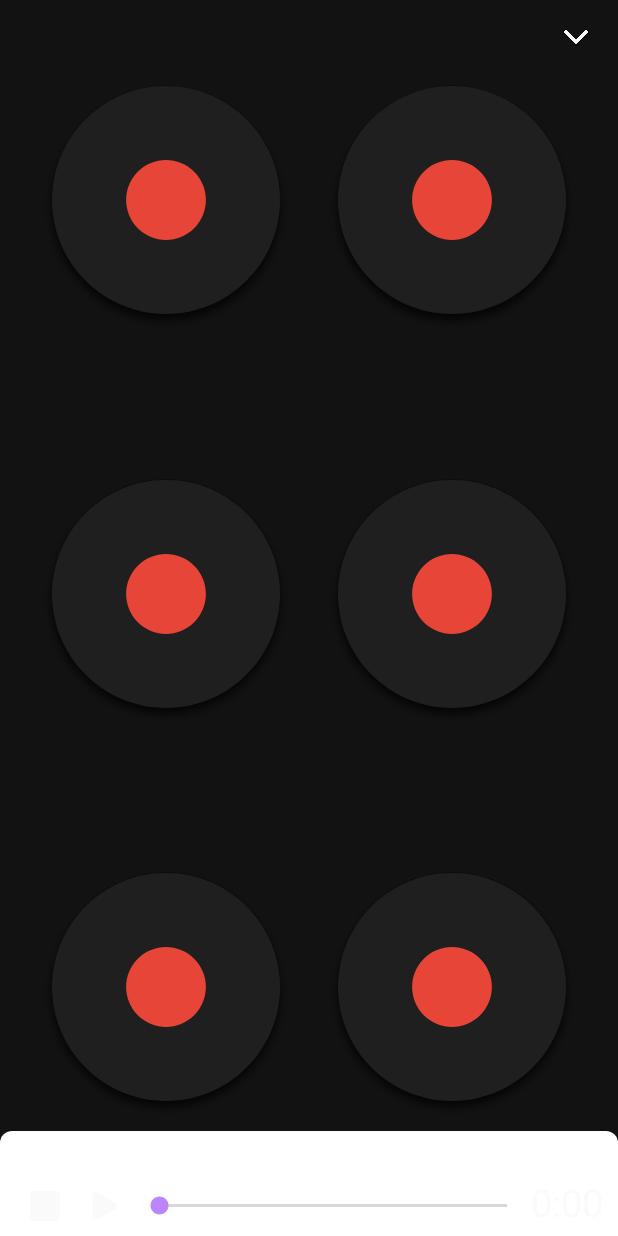
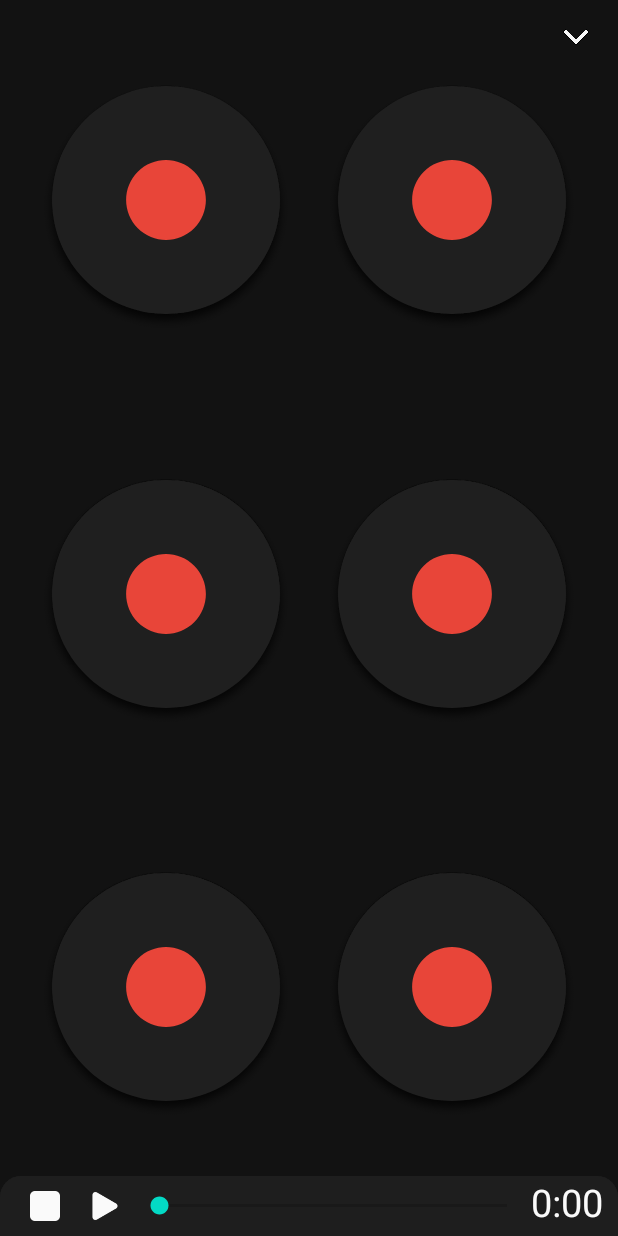
Before and after one commit to aifsbei/loopit, an Android app: the layout fragment_tab1.xml on its own in the app's theme, with its tools: preview values and no code run, on a phone screen of 412 x 824 dp. Run offline under Robolectric (Android 15) with nearby library versions, the phone set to English and light mode, and no system bars; plain views replace ExpandablePanelView.

Commit message:
Bottom media menu added

```diff
--- /dev/null
+++ b/app/src/main/res/drawable/bottom_media_bg.xml
@@ -0,0 +1,9 @@
+<?xml version="1.0" encoding="utf-8"?>
+<selector xmlns:android="http://schemas.android.com/apk/res/android">
+    <item>
+        <shape>
+            <solid android:color="@color/colorPrimary"/>
+            <corners android:topLeftRadius="14dp" android:topRightRadius="14dp"/>
+        </shape>
+    </item>
+</selector>
--- a/app/src/main/res/layout/activity_main.xml
+++ b/app/src/main/res/layout/activity_main.xml
@@ -14,6 +14,7 @@
         android:layout_width="match_parent"
         android:layout_height="wrap_content"
         android:id="@+id/toolbar"
+        android:elevation="8dp"
         android:background="@color/colorPrimary"
         android:minHeight="?attr/actionBarSize"
         android:theme="@style/ThemeOverlay.AppCompat.Dark.ActionBar"
@@ -28,21 +29,18 @@
     </androidx.appcompat.widget.Toolbar>
 
     <com.google.android.material.tabs.TabLayout
+        android:id="@+id/tablayout"
         android:layout_width="match_parent"
         android:layout_height="?attr/actionBarSize"
-        android:id="@+id/tablayout"
+        android:background="@color/colorPrimary"
         android:elevation="8dp"
-        android:padding="8dp"
-        android:background="@color/colorPrimary"
         android:minHeight="?attr/actionBarSize"
-        android:theme="@style/ThemeOverlay.AppCompat.Dark.ActionBar">
+        android:theme="@style/ThemeOverlay.AppCompat.Dark.ActionBar"
+        app:tabSelectedTextColor="@color/colorAccent">
 
     </com.google.android.material.tabs.TabLayout>
 
-    <View
-        android:layout_width="match_parent"
-        android:layout_height="8dp"
-        android:background="@drawable/toolbar_dropshadow" />
+
 
     <com.mr_sarsarabi.library.LockableViewPager
         android:id="@+id/pager"
--- a/app/src/main/res/layout/fragment_tab1.xml
+++ b/app/src/main/res/layout/fragment_tab1.xml
@@ -1,4 +1,8 @@
 <?xml version="1.0" encoding="utf-8"?>
+<androidx.coordinatorlayout.widget.CoordinatorLayout android:layout_height="match_parent"
+    xmlns:android="http://schemas.android.com/apk/res/android"
+    android:layout_width="match_parent">
+
     <RelativeLayout xmlns:android="http://schemas.android.com/apk/res/android"
         xmlns:app="http://schemas.android.com/apk/res-auto"
         xmlns:tools="http://schemas.android.com/tools"
@@ -282,56 +286,16 @@
 
         </com.jorgecastilloprz.expandablepanel.ExpandablePanelView>
 
-    <androidx.coordinatorlayout.widget.CoordinatorLayout
-        android:layout_width="match_parent"
-        android:layout_height="match_parent"
-        android:layout_alignParentBottom="true">
-
-    <include layout="@layout/fragment_audio_list"/>
-    </androidx.coordinatorlayout.widget.CoordinatorLayout>
-
-    <LinearLayout
-        android:layout_width="match_parent"
-        android:layout_height="wrap_content"
-        android:layout_alignParentBottom="true"
-        android:orientation="horizontal"
-        android:id="@+id/bottomll">
 
 
-        <ImageButton
-            android:id="@+id/imageButton2"
-            android:layout_width="40dp"
-            android:layout_height="40dp"
-            android:layout_marginLeft="10dp"
-            android:layout_marginStart="10dp"
-            android:scaleType="fitStart"
-            android:background="@drawable/ic_stop2" />
 
-        <ImageButton
-            android:id="@+id/imageButton"
-            android:layout_width="40dp"
-            android:layout_height="40dp"
-            android:scaleType="fitCenter"
-            android:background="@drawable/ic_play2" />
 
-        <SeekBar
-            android:id="@+id/seekBar"
-            android:layout_width="wrap_content"
-            android:layout_height="match_parent"
-            android:layout_weight="1" />
 
-        <TextView
-            android:id="@+id/timeTextView"
-            android:layout_width="wrap_content"
-            android:layout_height="wrap_content"
-            android:layout_gravity="right"
-            android:layout_marginEnd="10dp"
-            android:layout_marginRight="10dp"
-            android:text="0:00"
-            android:textColor="#FAFAFA"
-            android:textSize="25sp" />
 
-    </LinearLayout>
 
 
     </RelativeLayout>
+
+    <include layout="@layout/player_sheet"></include>
+
+</androidx.coordinatorlayout.widget.CoordinatorLayout>
--- /dev/null
+++ b/app/src/main/res/layout/player_sheet.xml
@@ -0,0 +1,151 @@
+<?xml version="1.0" encoding="utf-8"?>
+
+<LinearLayout android:layout_width="match_parent"
+    xmlns:app="http://schemas.android.com/apk/res-auto"
+    android:layout_height="wrap_content"
+    android:orientation="vertical"
+    android:id="@+id/bottomll"
+    android:background="@drawable/bottom_media_bg"
+    xmlns:android="http://schemas.android.com/apk/res/android"
+    app:layout_behavior="com.google.android.material.bottomsheet.BottomSheetBehavior"
+    app:behavior_hideable = "false"
+    app:behavior_peekHeight = "40dp"
+
+    >
+
+    <LinearLayout android:layout_width="match_parent"
+        android:layout_height="wrap_content"
+        android:orientation="horizontal"
+        android:id="@+id/mp"
+        android:background="@drawable/bottom_media_bg">
+
+
+        <ImageButton
+            android:id="@+id/imageButton2"
+            android:layout_width="40dp"
+            android:layout_height="40dp"
+            android:layout_marginLeft="10dp"
+            android:layout_marginStart="10dp"
+            android:scaleType="fitStart"
+            android:background="@drawable/ic_stop2" />
+
+        <ImageButton
+            android:id="@+id/imageButton"
+            android:layout_width="40dp"
+            android:layout_height="40dp"
+            android:scaleType="fitCenter"
+            android:background="@drawable/ic_play2" />
+
+        <SeekBar
+            android:id="@+id/seekBar"
+            android:layout_width="wrap_content"
+            android:layout_height="match_parent"
+            android:layout_weight="1" />
+
+        <TextView
+            android:id="@+id/timeTextView"
+            android:layout_width="wrap_content"
+            android:layout_height="wrap_content"
+            android:layout_gravity="right"
+            android:layout_marginEnd="10dp"
+            android:layout_marginRight="10dp"
+            android:text="0:00"
+            android:textColor="#FAFAFA"
+            android:textSize="25sp" />
+
+
+    </LinearLayout>
+
+    <LinearLayout android:layout_width="match_parent"
+        android:layout_height="wrap_content"
+        android:orientation="horizontal"
+        android:id="@+id/mp2"
+        android:background="@color/colorPrimary">
+
+
+        <ImageButton
+            android:id="@+id/imageButton22"
+            android:layout_width="40dp"
+            android:layout_height="40dp"
+            android:layout_marginLeft="10dp"
+            android:layout_marginStart="10dp"
+            android:scaleType="fitStart"
+            android:background="@drawable/ic_stop2" />
+
+        <ImageButton
+            android:id="@+id/imageButton222"
+            android:layout_width="40dp"
+            android:layout_height="40dp"
+            android:scaleType="fitCenter"
+            android:background="@drawable/ic_play2" />
+
+        <SeekBar
+            android:id="@+id/seekBar2"
+            android:layout_width="wrap_content"
+            android:layout_height="match_parent"
+            android:layout_weight="1" />
+
+        <TextView
+            android:id="@+id/timeTextView2"
+            android:layout_width="wrap_content"
+            android:layout_height="wrap_content"
+            android:layout_gravity="right"
+            android:layout_marginEnd="10dp"
+            android:layout_marginRight="10dp"
+            android:text="0:00"
+            android:textColor="#FAFAFA"
+            android:textSize="25sp" />
+
+
+    </LinearLayout>
+
+    <LinearLayout android:layout_width="match_parent"
+        android:layout_height="wrap_content"
+        android:orientation="horizontal"
+        android:id="@+id/mp3"
+        android:background="@color/colorPrimary">
+
+
+        <ImageButton
+            android:id="@+id/imageButton23"
+            android:layout_width="40dp"
+            android:layout_height="40dp"
+            android:layout_marginLeft="10dp"
+            android:layout_marginStart="10dp"
+            android:scaleType="fitStart"
+            android:background="@drawable/ic_stop2" />
+
+        <ImageButton
+            android:id="@+id/imageButton333"
+            android:layout_width="40dp"
+            android:layout_height="40dp"
+            android:scaleType="fitCenter"
+            android:background="@drawable/ic_play2" />
+
+        <SeekBar
+            android:id="@+id/seekBar3"
+            android:layout_width="wrap_content"
+            android:layout_height="match_parent"
+            android:layout_weight="1" />
+
+        <TextView
+            android:id="@+id/timeTextView3"
+            android:layout_width="wrap_content"
+            android:layout_height="wrap_content"
+            android:layout_gravity="right"
+            android:layout_marginEnd="10dp"
+            android:layout_marginRight="10dp"
+            android:text="0:00"
+            android:textColor="#FAFAFA"
+            android:textSize="25sp" />
+
+
+    </LinearLayout>
+
+
+    <androidx.recyclerview.widget.RecyclerView
+        android:id="@+id/audio_list_view"
+        android:layout_width="match_parent"
+        android:layout_height="match_parent"/>
+
+</LinearLayout>
--- a/app/src/main/res/values/colors.xml
+++ b/app/src/main/res/values/colors.xml
@@ -2,7 +2,7 @@
 <resources>
     <color name="colorPrimary">#1E1E1E</color>
     <color name="colorPrimaryDark">#121212</color>
-    <color name="colorAccent">#BB86FC</color>
+    <color name="colorAccent">#03DAC5</color>
     <color name="tabsScrollControl">#004D40</color>
     <color name="topllColor">#121212</color>
 </resources>
```
Lines whose indentation alone changed are shown as unchanged.
